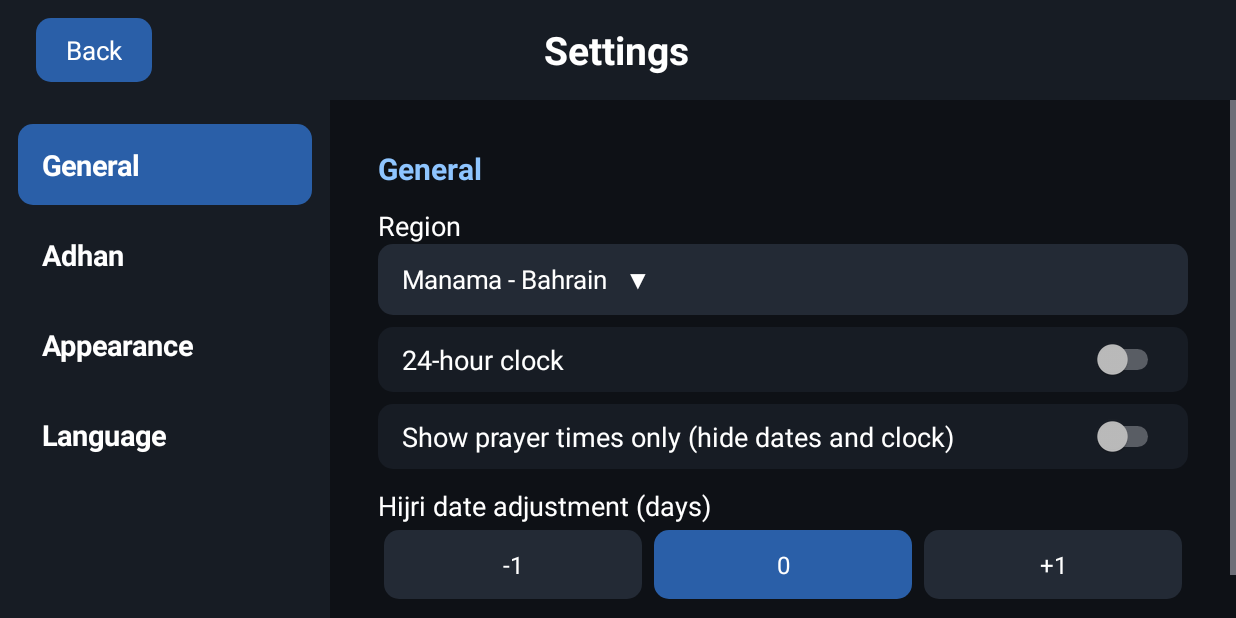
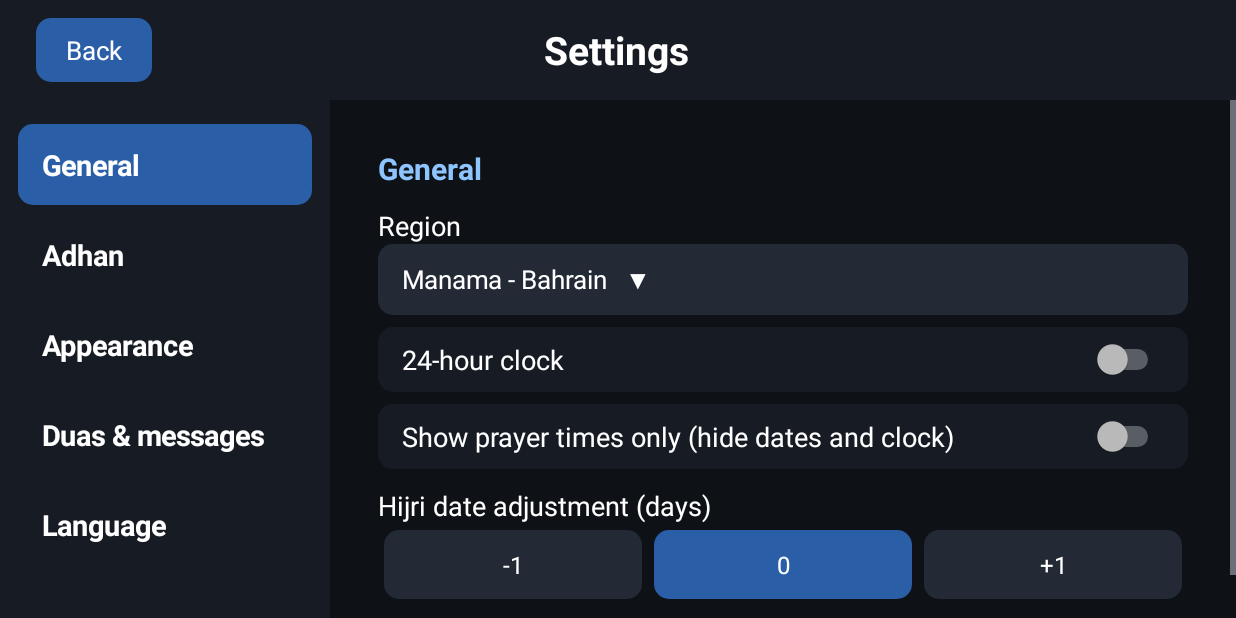
Before and after one commit to mbnetworku/Prayer.time., an Android app: the screen it shows after launch (SettingsActivity), after a tap on "الإعدادات", on a phone screen of 824 x 412 dp (held sideways). Run offline under Robolectric (Android 15) with nearby library versions, the phone set to English and light mode, and no system bars.

Commit message:
Text size setting; rotating duas/messages tile with custom messages
Co-Authored-By: Claude Opus 5.5 <noreply@anthropic.com>
Claude-Session: https://claude.ai/code/session_015wFRZXDJVBjB1Fn1Frbamn

```diff
--- a/app/src/main/java/com/prayertime/tv/Config.kt
+++ b/app/src/main/java/com/prayertime/tv/Config.kt
@@ -1,6 +1,8 @@
 package com.prayertime.tv
 
+import android.content.SharedPreferences
 import android.graphics.Color
+import org.json.JSONArray
 
 /** Shared by the main screen and the settings screen. */
 object Config {
@@ -24,4 +26,14 @@ object Config {
     /** Adhan files are the raw resources named adhan, adhan_2, adhan_3, ... */
     fun azanOptions(): List<String> =
         R.raw::class.java.fields.map { it.name }.filter { it == "adhan" || it.startsWith("adhan_") }.sorted()
+
+    /** User's own on-screen messages / duas (pref "tiles", JSON array of strings). */
+    fun customTiles(p: SharedPreferences): List<String> = try {
+        val a = JSONArray(p.getString("tiles", "[]") ?: "[]")
+        List(a.length()) { a.getString(it) }
+    } catch (_: Exception) { emptyList() }
+
+    fun saveTiles(p: SharedPreferences, list: List<String>) {
+        p.edit().putString("tiles", JSONArray(list).toString()).apply()
+    }
 }
--- a/app/src/main/java/com/prayertime/tv/MainActivity.kt
+++ b/app/src/main/java/com/prayertime/tv/MainActivity.kt
@@ -52,7 +52,13 @@ class MainActivity : Activity() {
         "إِنَّ الصَّلَاةَ كَانَتْ عَلَى الْمُؤْمِنِينَ كِتَابًا مَوْقُوتًا",
         "أَلَا بِذِكْرِ اللَّهِ تَطْمَئِنُّ الْقُلُوبُ",
         "وَأَقِيمُوا الصَّلَاةَ وَآتُوا الزَّكَاةَ",
-        "قال ﷺ : من حسن إسلام المرء تركه ما لا يعنيه")
+        "قال ﷺ : من حسن إسلام المرء تركه ما لا يعنيه",
+        "رَبَّنَا آتِنَا فِي الدُّنْيَا حَسَنَةً وَفِي الْآخِرَةِ حَسَنَةً وَقِنَا عَذَابَ النَّارِ",
+        "اللهم إنك عفو تحب العفو فاعف عني",
+        "سبحان الله وبحمده، سبحان الله العظيم")
+    private val afterAdhanDua = "اللهم رب هذه الدعوة التامة والصلاة القائمة، آت محمداً الوسيلة والفضيلة، " +
+        "وابعثه مقاماً محموداً الذي وعدته"
+    private var lastAdhanAt = 0L
 
     private lateinit var info: LinearLayout
     private lateinit var title: TextView
@@ -100,7 +106,7 @@ class MainActivity : Activity() {
     override fun onDestroy() { adhan.stop(); super.onDestroy() }
 
     private fun tv(size: Float, bold: Boolean = false, c: Int = textColor) = TextView(this).apply {
-        setTextColor(c); textSize = size; gravity = Gravity.CENTER
+        setTextColor(c); textSize = size * prefs.getInt("fontScale", 100) / 100f; gravity = Gravity.CENTER
         if (bold) setTypeface(typeface, Typeface.BOLD)
     }
 
@@ -137,13 +143,18 @@ class MainActivity : Activity() {
         title = tv(34f, true); hijri = tv(26f); greg = tv(22f)
         clock = tv(80f, true).apply { textDirection = View.TEXT_DIRECTION_LTR }
         countdown = tv(26f)
-        verse = tv(28f)
+        verse = tv(28f).apply {
+            setPadding(dp(24), dp(14), dp(24), dp(14))
+            background = GradientDrawable().apply {
+                cornerRadius = dp(16).toFloat(); setColor(Color.argb(50, 255, 255, 255)); setStroke(dp(1), textColor)
+            }
+        }
         val hint = tv(14f).apply { text = "اضغط OK للإعدادات - أثناء الأذان: OK لإيقاف الصوت"; alpha = 0.5f }
         for (v in listOf(title, hijri, greg, clock, countdown, verse, hint)) {
             info.addView(v, LinearLayout.LayoutParams(-2, -2).apply { topMargin = 12; bottomMargin = 12 })
         }
         root.addView(info, LinearLayout.LayoutParams(0, -1, 1.2f))
-        verse.text = verses[(tick / 30) % verses.size]
+        updateTile()
 
         // Layers: background colour, wallpaper, dim overlay, content, settings button.
         val frame = FrameLayout(this).apply {
@@ -255,10 +266,12 @@ class MainActivity : Activity() {
                 val key = "${now.toLocalDate()}-$i"
                 if (since in 0..30 && key != lastFired) {
                     lastFired = key
+                    lastAdhanAt = System.currentTimeMillis()
                     if (soundOn) playAzan()
                 }
             }
-            if (tick++ % 30 == 0) verse.text = verses[(tick / 30) % verses.size]
+            tick++
+            updateTile()
             handler.postDelayed(this, 1000)
         }
     }
@@ -277,6 +290,18 @@ class MainActivity : Activity() {
 
     private fun playAzan() = adhan.playSelected()
 
+    /** Rotating message card ("live tile"): after-adhan dua for 5 minutes, otherwise built-in + user messages. */
+    private fun updateTile() {
+        if (prefs.getBoolean("tileAfterAdhan", true) && System.currentTimeMillis() - lastAdhanAt < 5 * 60_000) {
+            verse.visibility = View.VISIBLE; verse.text = afterAdhanDua; return
+        }
+        val list = (if (prefs.getBoolean("tilesBuiltin", true)) verses else emptyList()) + Config.customTiles(prefs)
+        if (list.isEmpty()) { verse.visibility = View.GONE; return }
+        verse.visibility = View.VISIBLE
+        val every = prefs.getInt("tileSeconds", 30).coerceAtLeast(5)
+        verse.text = list[(tick / every) % list.size]
+    }
+
     /** Re-creates the screen so changes made in settings show immediately. */
     private fun applyChanges() {
         setContentView(buildUi())
```
Also changed, not shown: app/src/main/java/com/prayertime/tv/SettingsActivity.kt (+48 -0 lines), 2 other files.
